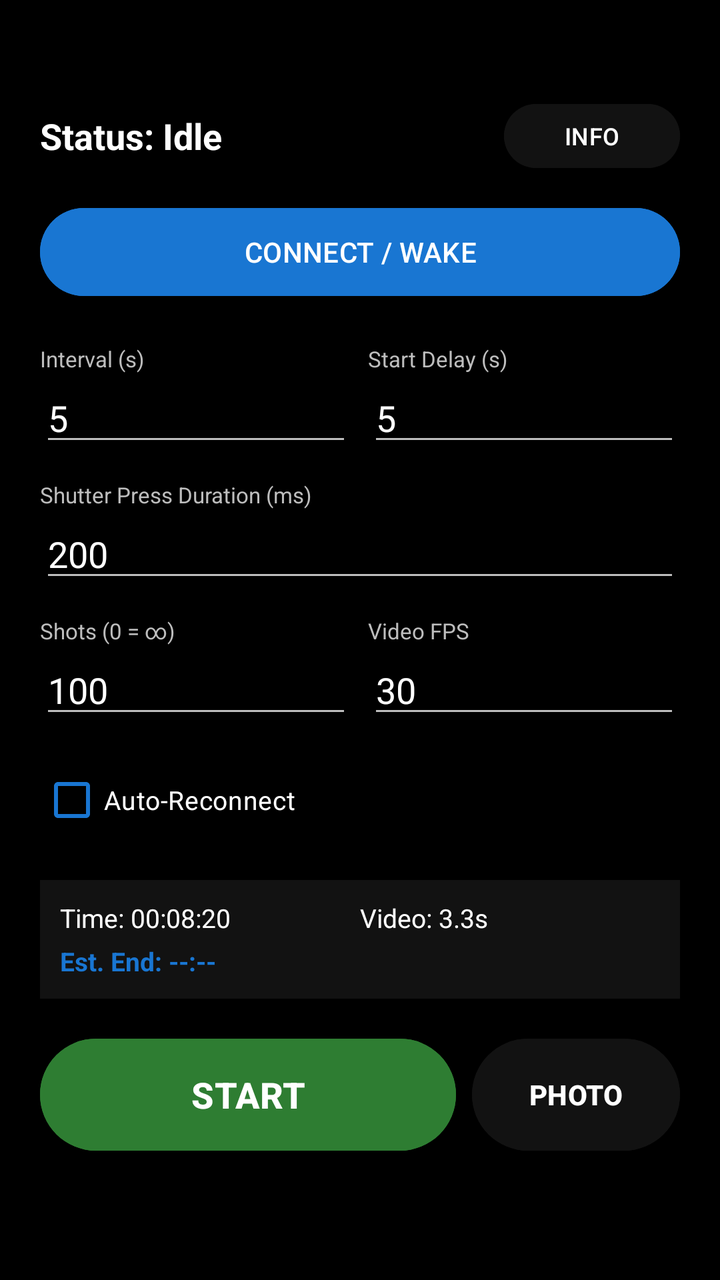
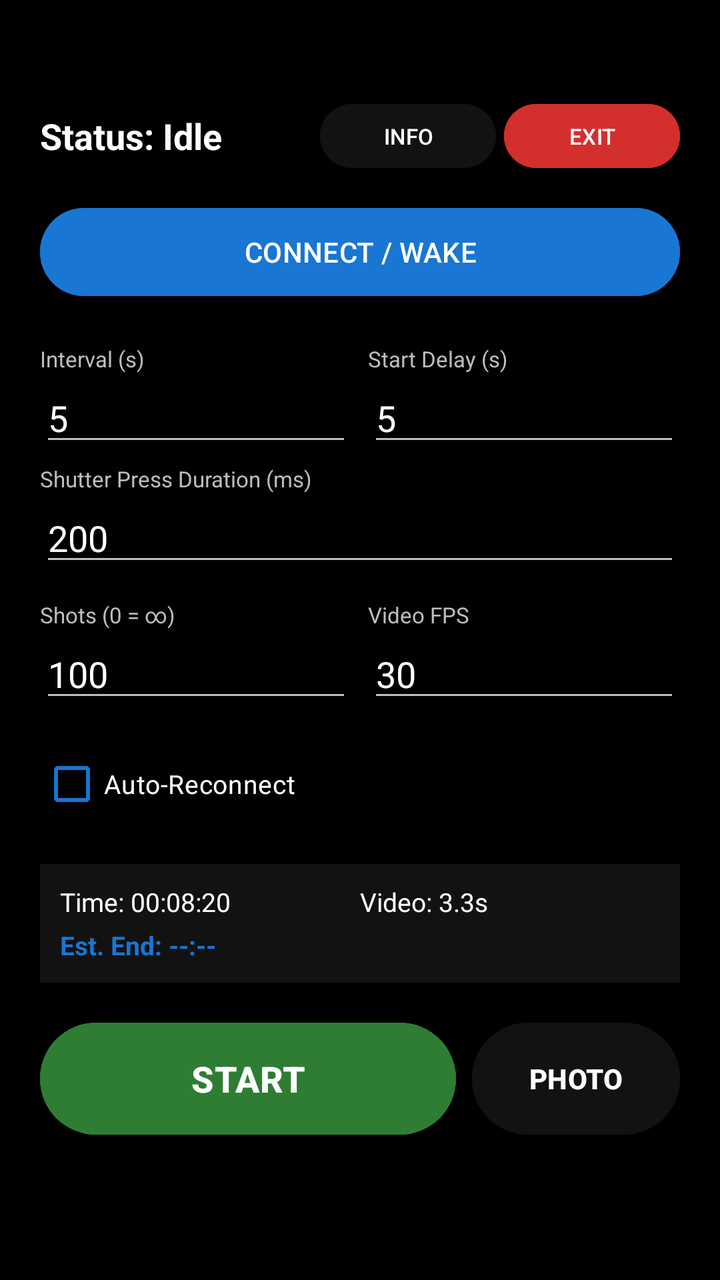

Two renders of the same Android screen: before a commit and after it. Below are the layout's source before the change and the commit's diff.
<!-- AndroidManifest.xml: application theme Theme.Intervalometer -->
<!-- res/layout/activity_main.xml -->
<?xml version="1.0" encoding="utf-8"?>
<LinearLayout xmlns:android="http://schemas.android.com/apk/res/android"
    android:layout_width="match_parent"
    android:layout_height="match_parent"
    android:background="@color/black"
    android:orientation="vertical"
    android:paddingLeft="20dp"
    android:paddingRight="20dp"
    android:paddingTop="48dp"
    android:paddingBottom="20dp">

    <RelativeLayout
        android:layout_width="match_parent"
        android:layout_height="wrap_content"
        android:layout_marginBottom="12dp">

        <TextView
            android:id="@+id/tvStatus"
            android:layout_width="wrap_content"
            android:layout_height="wrap_content"
            android:layout_centerVertical="true"
            android:text="Status: Idle"
            android:textColor="@color/white"
            android:textSize="18sp"
            android:textStyle="bold" />

        <Button
            android:id="@+id/btnInstructions"
            android:layout_width="wrap_content"
            android:layout_height="40dp"
            android:layout_alignParentEnd="true"
            android:backgroundTint="@color/dark_grey"
            android:text="INFO"
            android:textColor="@color/white"
            android:textSize="12sp" />
    </RelativeLayout>

    <Button
        android:id="@+id/btnConnect"
        android:layout_width="match_parent"
        android:layout_height="52dp"
        android:text="CONNECT / WAKE"
        android:backgroundTint="@color/accent_blue"
        android:textColor="@color/white"
        android:layout_marginBottom="20dp" />

    <LinearLayout
        android:layout_width="match_parent"
        android:layout_height="wrap_content"
        android:orientation="horizontal"
        android:layout_marginBottom="12dp">

        <LinearLayout
            android:layout_width="0dp"
            android:layout_height="wrap_content"
            android:layout_weight="1"
            android:orientation="vertical"
            android:layout_marginEnd="8dp">
            <TextView
                android:layout_width="wrap_content"
                android:layout_height="wrap_content"
                android:text="Interval (s)"
                android:textColor="@color/light_grey"
                android:textSize="11sp" />
            <EditText
                android:id="@+id/etInterval"
                android:layout_width="match_parent"
                android:layout_height="wrap_content"
                android:inputType="numberDecimal"
                android:text="5"
                android:textColor="@color/white"
                android:backgroundTint="@color/light_grey" />
        </LinearLayout>

        <LinearLayout
            android:layout_width="0dp"
            android:layout_height="wrap_content"
            android:layout_weight="1"
            android:orientation="vertical">
            <TextView
                android:layout_width="wrap_content"
                android:layout_height="wrap_content"
                android:text="Start Delay (s)"
                android:textColor="@color/light_grey"
                android:textSize="11sp" />
            <EditText
                android:id="@+id/etStartDelay"
                android:layout_width="match_parent"
                android:layout_height="wrap_content"
                android:inputType="number"
                android:text="5"
                android:textColor="@color/white"
                android:backgroundTint="@color/light_grey" />
        </LinearLayout>
    </LinearLayout>

    <LinearLayout
        android:layout_width="match_parent"
        android:layout_height="wrap_content"
        android:orientation="vertical"
        android:layout_marginBottom="12dp">
        <TextView
            android:layout_width="wrap_content"
            android:layout_height="wrap_content"
            android:text="Shutter Press Duration (ms)"
            android:textColor="@color/light_grey"
            android:textSize="11sp" />
        <EditText
            android:id="@+id/etShutterDuration"
            android:layout_width="match_parent"
            android:layout_height="wrap_content"
            android:inputType="number"
            android:text="200"
            android:textColor="@color/white"
            android:backgroundTint="@color/light_grey" />
    </LinearLayout>

    <LinearLayout
        android:layout_width="match_parent"
        android:layout_height="wrap_content"
        android:orientation="horizontal"
        android:layout_marginBottom="12dp">

        <LinearLayout
            android:layout_width="0dp"
            android:layout_height="wrap_content"
            android:layout_weight="1"
            android:orientation="vertical"
            android:layout_marginEnd="8dp">
            <TextView
                android:layout_width="wrap_content"
                android:layout_height="wrap_content"
                android:text="Shots (0 = ∞)"
                android:textColor="@color/light_grey"
                android:textSize="11sp" />
            <EditText
                android:id="@+id/etPhotoCount"
                android:layout_width="match_parent"
                android:layout_height="wrap_content"
                android:inputType="number"
                android:text="100"
                android:textColor="@color/white"
                android:backgroundTint="@color/light_grey" />
        </LinearLayout>

        <LinearLayout
            android:layout_width="0dp"
            android:layout_height="wrap_content"
            android:layout_weight="1"
            android:orientation="vertical">
            <TextView
                android:layout_width="wrap_content"
                android:layout_height="wrap_content"
                android:text="Video FPS"
                android:textColor="@color/light_grey"
                android:textSize="11sp" />
            <EditText
                android:id="@+id/etFps"
                android:layout_width="match_parent"
                android:layout_height="wrap_content"
                android:inputType="number"
                android:text="30"
                android:textColor="@color/white"
                android:backgroundTint="@color/light_grey" />
        </LinearLayout>
    </LinearLayout>

    <CheckBox
        android:id="@+id/cbAutoReconnect"
        android:layout_width="match_parent"
        android:layout_height="wrap_content"
        android:text="Auto-Reconnect"
        android:textColor="@color/white"
        android:buttonTint="@color/accent_blue"
        android:checked="true"
        android:layout_marginBottom="16dp"
        android:textSize="13sp" />

    <LinearLayout
        android:layout_width="match_parent"
        android:layout_height="wrap_content"
        android:background="@color/dark_grey"
        android:orientation="vertical"
        android:padding="10dp"
        android:layout_marginBottom="16dp">

        <LinearLayout
            android:layout_width="match_parent"
            android:layout_height="wrap_content"
            android:orientation="horizontal">
            <TextView
                android:id="@+id/tvTotalDuration"
                android:layout_width="0dp"
                android:layout_height="wrap_content"
                android:layout_weight="1"
                android:text="Time: 00:08:20"
                android:textColor="@color/white"
                android:textSize="13sp" />
            <TextView
                android:id="@+id/tvVideoLength"
                android:layout_width="0dp"
                android:layout_height="wrap_content"
                android:layout_weight="1"
                android:text="Video: 3.3s"
                android:textColor="@color/white"
                android:textSize="13sp" />
        </LinearLayout>

        <TextView
            android:id="@+id/tvEndTime"
            android:layout_width="match_parent"
            android:layout_height="wrap_content"
            android:text="Est. End: --:--"
            android:textColor="@color/accent_blue"
            android:textStyle="bold"
            android:layout_marginTop="4dp"
            android:textSize="13sp" />
    </LinearLayout>

    <LinearLayout
        android:layout_width="match_parent"
        android:layout_height="64dp"
        android:orientation="horizontal">

        <Button
            android:id="@+id/btnShoot"
            android:layout_width="0dp"
            android:layout_height="match_parent"
            android:layout_weight="2"
            android:text="START"
            android:textSize="18sp"
            android:textStyle="bold"
            android:backgroundTint="@color/accent_green"
            android:textColor="@color/white"
            android:layout_marginEnd="8dp"
            android:enabled="false" />

        <Button
            android:id="@+id/btnSingleShot"
            android:layout_width="0dp"
            android:layout_height="match_parent"
            android:layout_weight="1"
            android:text="PHOTO"
            android:textSize="14sp"
            android:textStyle="bold"
            android:backgroundTint="@color/dark_grey"
            android:textColor="@color/white"
            android:enabled="false" />
    </LinearLayout>

</LinearLayout>
<!-- resources referenced by this layout -->
<resources>
  <color name="accent_blue">#FF1976D2</color>
  <color name="accent_green">#FF2E7D32</color>
  <color name="black">#FF000000</color>
  <color name="dark_grey">#FF121212</color>
  <color name="light_grey">#FFBDBDBD</color>
  <color name="white">#FFFFFFFF</color>
  <style name="Theme.Intervalometer" parent="Base.Theme.Intervalometer" />
  <style name="Base.Theme.Intervalometer" parent="Theme.Material3.DayNight.NoActionBar">
          
          
      </style>
</resources>

<!-- the commit's change to res/layout/activity_main.xml (unified diff, before → after) -->
@@ -9,6 +9,7 @@
     android:paddingTop="48dp"
     android:paddingBottom="20dp">
 
+    
     <RelativeLayout
         android:layout_width="match_parent"
         android:layout_height="wrap_content"
@@ -24,15 +25,31 @@
             android:textSize="18sp"
             android:textStyle="bold" />
 
-        <Button
-            android:id="@+id/btnInstructions"
+        <LinearLayout
             android:layout_width="wrap_content"
-            android:layout_height="40dp"
+            android:layout_height="wrap_content"
             android:layout_alignParentEnd="true"
-            android:backgroundTint="@color/dark_grey"
-            android:text="INFO"
-            android:textColor="@color/white"
-            android:textSize="12sp" />
+            android:orientation="horizontal">
+
+            <Button
+                android:id="@+id/btnInstructions"
+                android:layout_width="wrap_content"
+                android:layout_height="40dp"
+                android:backgroundTint="@color/dark_grey"
+                android:text="INFO"
+                android:textColor="@color/white"
+                android:textSize="11sp"
+                android:layout_marginEnd="4dp" />
+
+            <Button
+                android:id="@+id/btnExit"
+                android:layout_width="wrap_content"
+                android:layout_height="40dp"
+                android:backgroundTint="@color/accent_red"
+                android:text="EXIT"
+                android:textColor="@color/white"
+                android:textSize="11sp" />
+        </LinearLayout>
     </RelativeLayout>
 
     <Button
@@ -44,11 +61,12 @@
         android:textColor="@color/white"
         android:layout_marginBottom="20dp" />
 
+    
     <LinearLayout
         android:layout_width="match_parent"
         android:layout_height="wrap_content"
         android:orientation="horizontal"
-        android:layout_marginBottom="12dp">
+        android:layout_marginBottom="4dp">
 
         <LinearLayout
             android:layout_width="0dp"
@@ -94,6 +112,18 @@
         </LinearLayout>
     </LinearLayout>
 
+    <TextView
+        android:id="@+id/tvBusyWarning"
+        android:layout_width="match_parent"
+        android:layout_height="wrap_content"
+        android:text="Warning: Intervals &lt; 2s may cause camera 'Busy' errors"
+        android:textColor="@color/accent_red"
+        android:textSize="10sp"
+        android:textStyle="bold"
+        android:visibility="gone"
+        android:layout_marginBottom="12dp" />
+
+    
     <LinearLayout
         android:layout_width="match_parent"
         android:layout_height="wrap_content"
@@ -115,6 +145,7 @@
             android:backgroundTint="@color/light_grey" />
     </LinearLayout>
 
+    
     <LinearLayout
         android:layout_width="match_parent"
         android:layout_height="wrap_content"
@@ -176,6 +207,7 @@
         android:layout_marginBottom="16dp"
         android:textSize="13sp" />
 
+    
     <LinearLayout
         android:layout_width="match_parent"
         android:layout_height="wrap_content"
<!-- resource entries referenced after the edit -->
@@ -2,6 +2,7 @@
 <resources>
   <color name="accent_blue">#FF1976D2</color>
   <color name="accent_green">#FF2E7D32</color>
+  <color name="accent_red">#FFD32F2F</color>
   <color name="black">#FF000000</color>
   <color name="dark_grey">#FF121212</color>
   <color name="light_grey">#FFBDBDBD</color>
